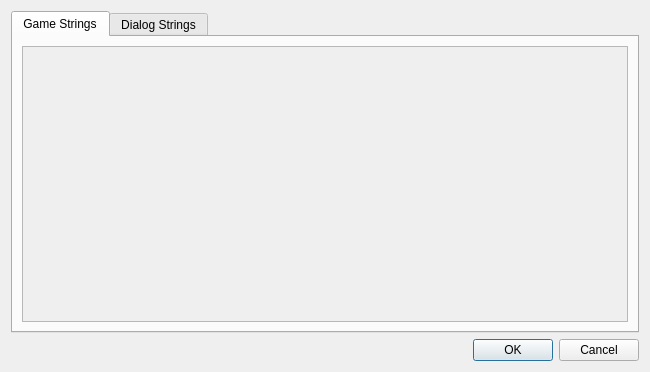
protoman/rockbot, file editor/files_editor/stringseditor.ui: the form before one commit.
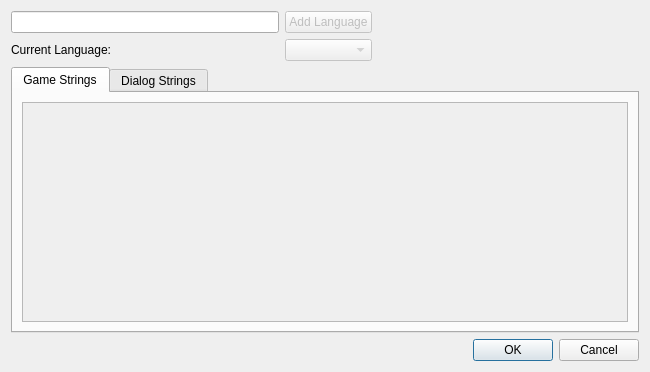
The form after the commit.

Commit message: - add languages support in strings editor

```diff
--- a/editor/files_editor/stringseditor.ui
+++ b/editor/files_editor/stringseditor.ui
@@ -14,7 +14,7 @@
    <string>Strings Editor</string>
   </property>
   <layout class="QGridLayout" name="gridLayout">
-   <item row="0" column="0">
+   <item row="1" column="0">
     <widget class="QTabWidget" name="tabWidget">
      <property name="currentIndex">
       <number>0</number>
@@ -24,7 +24,7 @@
        <string>Game Strings</string>
       </attribute>
       <layout class="QGridLayout" name="gridLayout_2">
-       <item row="0" column="0">
+       <item row="4" column="0">
         <widget class="QScrollArea" name="tabGame_scrollArea">
          <property name="widgetResizable">
           <bool>true</bool>
@@ -35,13 +35,10 @@
             <x>0</x>
             <y>0</y>
             <width>606</width>
-            <height>279</height>
+            <height>222</height>
            </rect>
           </property>
           <layout class="QGridLayout" name="gridLayout_5">
-           <item row="0" column="0">
-            <layout class="QGridLayout" name="tabGame_gridLayout"/>
-           </item>
            <item row="0" column="1">
             <spacer name="horizontalSpacer">
              <property name="orientation">
@@ -55,6 +52,9 @@
              </property>
             </spacer>
            </item>
+           <item row="0" column="0">
+            <layout class="QGridLayout" name="tabGame_gridLayout"/>
+           </item>
            <item row="1" column="0">
             <spacer name="verticalSpacer">
              <property name="orientation">
@@ -90,7 +90,7 @@
             <x>0</x>
             <y>0</y>
             <width>606</width>
-            <height>279</height>
+            <height>222</height>
            </rect>
           </property>
           <layout class="QGridLayout" name="gridLayout_7">
@@ -105,13 +105,67 @@
      </widget>
     </widget>
    </item>
-   <item row="1" column="0">
+   <item row="2" column="0">
     <widget class="QDialogButtonBox" name="buttonBox">
      <property name="standardButtons">
       <set>QDialogButtonBox::Cancel|QDialogButtonBox::Ok</set>
      </property>
     </widget>
    </item>
+   <item row="0" column="0">
+    <layout class="QGridLayout" name="gridLayout_6">
+     <property name="topMargin">
+      <number>0</number>
+     </property>
+     <item row="2" column="0">
+      <widget class="QLabel" name="label_2">
+       <property name="text">
+        <string>Current Language:</string>
+       </property>
+      </widget>
+     </item>
+     <item row="2" column="1">
+      <widget class="QComboBox" name="languageSelector_comboBox">
+       <property name="enabled">
+        <bool>false</bool>
+       </property>
+      </widget>
+     </item>
+     <item row="0" column="0">
+      <widget class="QLineEdit" name="languageName_lineEdit">
+       <property name="enabled">
+        <bool>true</bool>
+       </property>
+       <property name="maxLength">
+        <number>2</number>
+       </property>
+      </widget>
+     </item>
+     <item row="0" column="1">
+      <widget class="QPushButton" name="addLanguage_pushButton">
+       <property name="enabled">
+        <bool>false</bool>
+       </property>
+       <property name="text">
+        <string>Add Language</string>
+       </property>
+      </widget>
+     </item>
+     <item row="0" column="2">
+      <spacer name="horizontalSpacer_2">
+       <property name="orientation">
+        <enum>Qt::Horizontal</enum>
+       </property>
+       <property name="sizeHint" stdset="0">
+        <size>
+         <width>40</width>
+         <height>20</height>
+        </size>
+       </property>
+      </spacer>
+     </item>
+    </layout>
+   </item>
   </layout>
  </widget>
  <resources/>
```
The commit also changes 12 other files.
